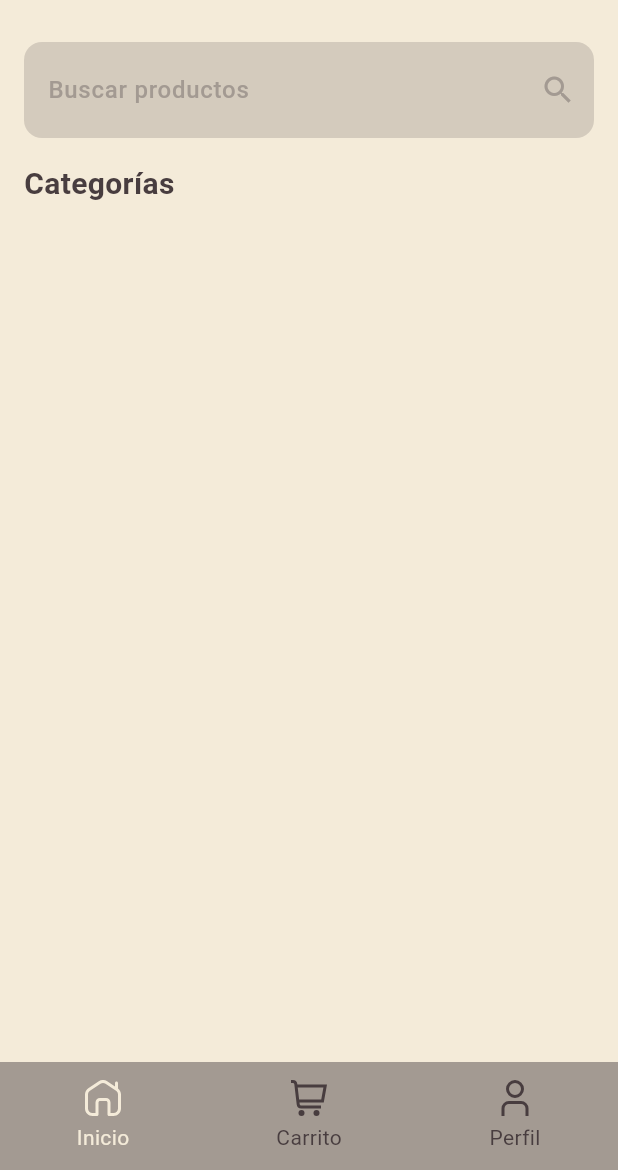
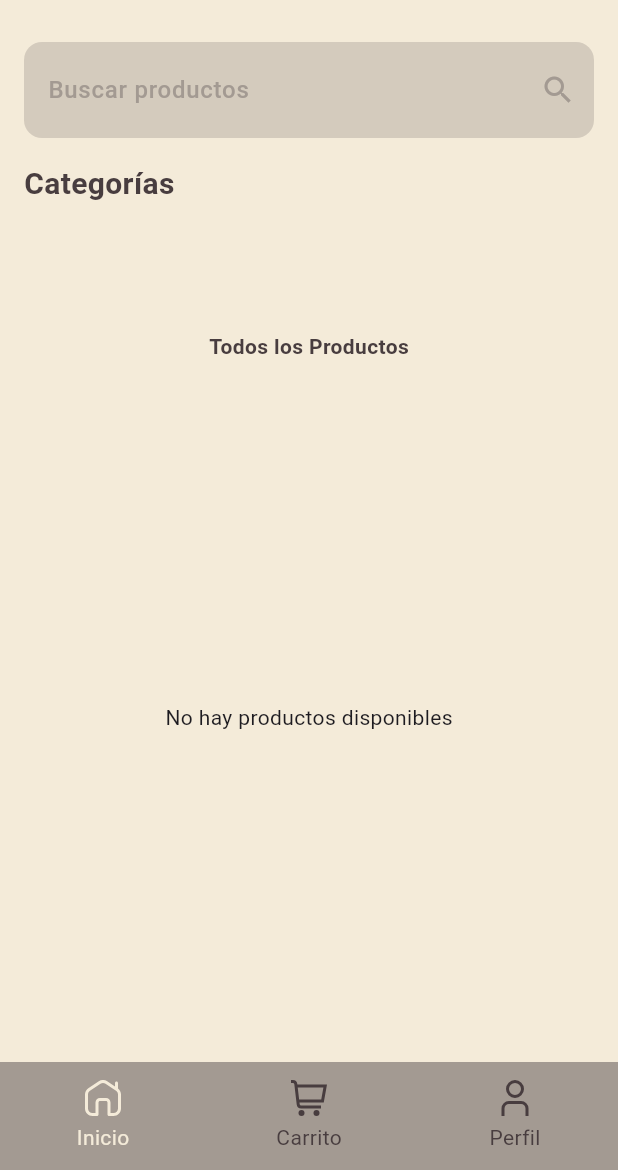
Before and after one commit to Wilprojects/virtual_store_demo, a Flutter app: the HomeScreen screen opened directly, on a phone screen of 412 x 824 dp, the part 66-1236 px from its top. Run offline on Flutter 3.47's test engine with Material 3 defaults, Android fonts, the phone set to English and light mode, and no system bars; our stand-ins replace cloud_firestore, firebase_auth, firebase_core, flutter_riverpod, flutter_svg; accounts and stored records are empty.

Commit message:
feat: Agregar Lista de Productos de Firebase en Pantalla Inicio

```diff
--- a/lib/features/products/domain/repositories/products_repository.dart
+++ b/lib/features/products/domain/repositories/products_repository.dart
@@ -1,5 +1,8 @@
 import 'package:virtual_store_demo/features/products/domain/models/category_model.dart';
+import 'package:virtual_store_demo/features/products/domain/models/product_model.dart';
 
 abstract class ProductsRepository {
   Future<List<CategoryModel>> getCategories();
+
+  Future<List<ProductModel>> getProducts();
 }
--- a/lib/features/products/presentation/providers/products_providers.dart
+++ b/lib/features/products/presentation/providers/products_providers.dart
@@ -2,6 +2,7 @@ import 'package:cloud_firestore/cloud_firestore.dart';
 import 'package:flutter_riverpod/flutter_riverpod.dart';
 import 'package:virtual_store_demo/features/products/data/products_repository_impl.dart';
 import 'package:virtual_store_demo/features/products/domain/models/category_model.dart';
+import 'package:virtual_store_demo/features/products/domain/models/product_model.dart';
 import 'package:virtual_store_demo/features/products/domain/repositories/products_repository.dart';
 
 final firebaseFirestoreProvider = Provider<FirebaseFirestore>(
@@ -15,3 +16,7 @@ final productsRepositoryProvider = Provider<ProductsRepository>(
 final categoriesProvider = FutureProvider<List<CategoryModel>>(
         (ref) => ref.watch(productsRepositoryProvider).getCategories()
 );
+
+final productsProvider = FutureProvider<List<ProductModel>>(
+        (ref) => ref.watch(productsRepositoryProvider).getProducts()
+);
--- a/lib/features/products/presentation/widgets/products_section.dart
+++ b/lib/features/products/presentation/widgets/products_section.dart
@@ -4,6 +4,7 @@ import 'package:virtual_store_demo/common/widgets/screens/loading_screen.dart';
 import 'package:virtual_store_demo/common/widgets/text_fields/primary_text_field.dart';
 import 'package:virtual_store_demo/features/products/presentation/providers/products_providers.dart';
 import 'package:virtual_store_demo/features/products/presentation/widgets/category_item_tab.dart';
+import 'package:virtual_store_demo/features/products/presentation/widgets/product_item_card.dart';
 import 'package:virtual_store_demo/styles/text_styles.dart';
 
 class ProductsSection extends ConsumerWidget {
@@ -14,12 +15,114 @@ class ProductsSection extends ConsumerWidget {
 
     final searchProductController = TextEditingController();
     final categoriesAsyncValue = ref.watch(categoriesProvider);
+    final productsAsyncValue = ref.watch(productsProvider);
 
+    return Padding(
+      padding: const EdgeInsets.all(16.0),
+      child: Column(
+        children: [
+          PrimaryTextField(
+            suffixIcon: Icons.search,
+            hintText: 'Buscar productos',
+            labelText: 'Buscar productos',
+            controller: searchProductController,
+          ),
 
+          const SizedBox(height: 16),
 
+          Align(
+            alignment: Alignment.centerLeft,
+            child: Text(
+              'Categorías',
+              style: AppTextStyles.buttonTextStyle,
+            ),
+          ),
+
+          categoriesAsyncValue.when(
+            data: (categoriesList){
+              return SizedBox(
+                height: 60,
+                child: ListView.builder(
+                  scrollDirection: Axis.horizontal,
+                  itemCount: categoriesList.length,
+                  itemBuilder: (context, index){
+                    final category = categoriesList[index];
+                    return CategoryItemTab(category: category);
+                  },
+                ),
+              );
+            },
+            error: (error, stackTrace){
+              return const Text('Error al cargar las categorías');
+            },
+            loading: (){
+              return const Center(
+                child: CircularProgressIndicator(),
+              );
+            }
+          ),
+
+          const SizedBox(height: 24),
+
+          Center(
+            child: Text(
+              'Todos los Productos',
+              style: AppTextStyles.descriptionTextStyle.copyWith(
+                fontWeight: FontWeight.bold
+              ),
+            ),
+          ),
+
+          const SizedBox(height: 24),
+
+          Expanded(
+            child: productsAsyncValue.when(
+              data: (productsList){
+                if(productsList.isEmpty){
+                  return const Center(
+                    child: Text('No hay productos disponibles'),
+                  );
+                }
+
+                return GridView.builder(
+                  itemCount: productsList.length,
+                  gridDelegate: const SliverGridDelegateWithFixedCrossAxisCount(
+                    crossAxisCount: 2,
+                    mainAxisSpacing: 24,
+                    crossAxisSpacing: 24,
+                    childAspectRatio: 0.75
+                  ),
+                  itemBuilder: (context, index){
+                    final product = productsList[index];
+
+                    return ProductItemCard(
+                      product: product,
+                      onTap: (){
+                        //Navegar al detalle del producto
+                      }
+                    );
+                  },
+                );
+              },
+              error: (error, stackTrace){
+                return const Center(
+                  child: Text('Error al cargar los productos'),
+                );
+              },
+              loading: (){
+                return const Center(
+                  child: CircularProgressIndicator(),
+                );
+              }
+            ),
+          )
+        ],
+      ),
+    );
+
+    /*
     return categoriesAsyncValue.when(
         data: (categoriesList) {
-
           return Padding(
             padding: const EdgeInsets.all(16.0),
             child: Column(
@@ -49,6 +152,8 @@ class ProductsSection extends ConsumerWidget {
           );
         },
         error: (error, stackTrace) => Center(child: Text('Error al cargar las categorías')),
-        loading: () => const LoadingScreen());
+        loading: () => const LoadingScreen()
+    );
+    */
   }
 }
```
Also changed, not shown: lib/features/products/data/products_repository_impl.dart (+17 -0 lines), lib/features/products/domain/models/category_model.dart (+6 -1 lines), lib/features/products/domain/models/product_model.dart (added, +29 -0 lines), lib/features/products/presentation/widgets/product_item_card.dart (added, +84 -0 lines).
